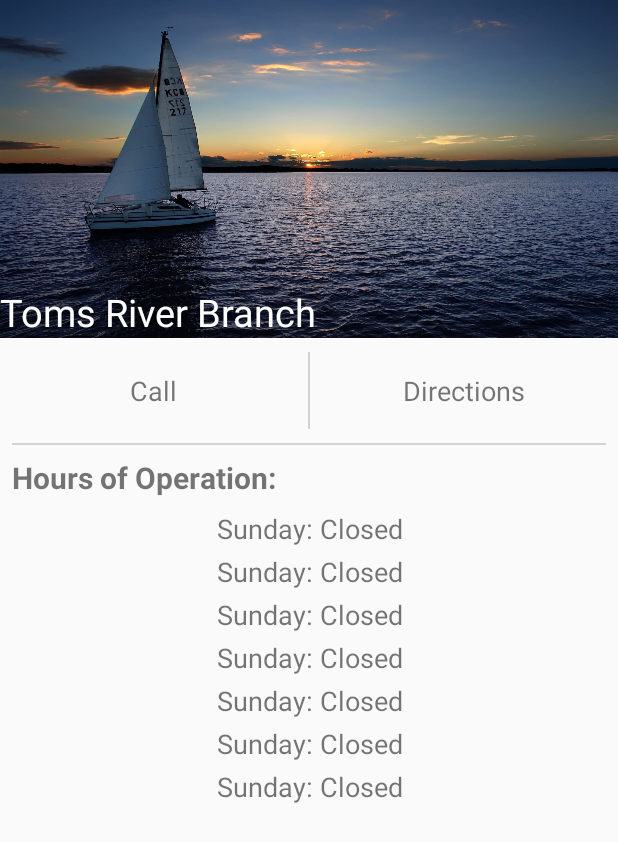
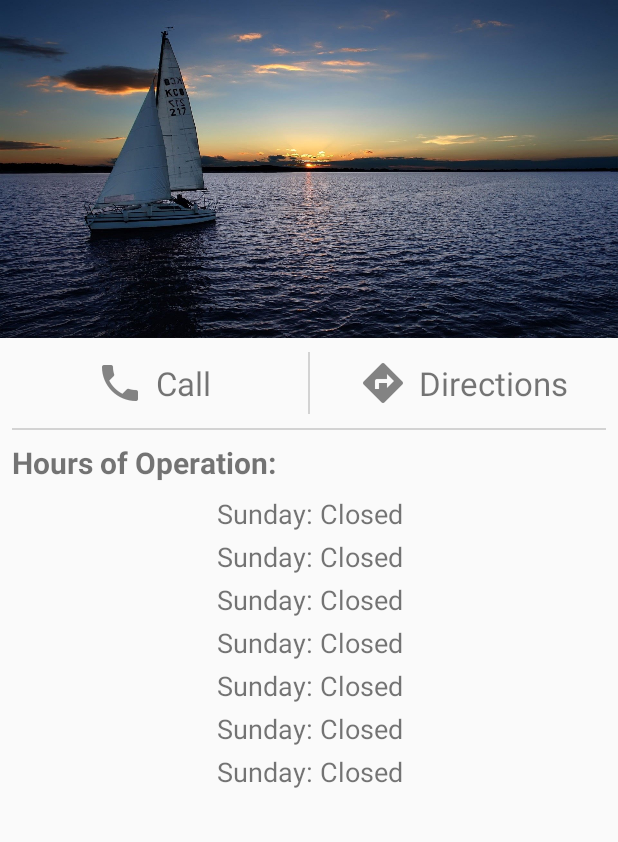
Before and after one commit to gfitz/upgraded-ocean-county-library, an Android app: the layout fragment_library_info.xml on its own in the app's theme, with its tools: preview values and no code run, on a phone screen of 412 x 824 dp. Shown: the top 842 px of the screen. Run offline under Robolectric (Android 15) with nearby library versions, the phone set to English and light mode, and no system bars.

Commit message:
wired up every textview

```diff
--- a/app/src/main/res/layout/fragment_library_info.xml
+++ b/app/src/main/res/layout/fragment_library_info.xml
@@ -5,45 +5,37 @@
               android:layout_height="match_parent"
               android:orientation="vertical">
 
-    <RelativeLayout
+    <ImageView
+        android:id="@+id/library_info_image_view"
         android:layout_width="match_parent"
-        android:layout_height="225dp">
-
-        <ImageView
-            android:id="@+id/library_info_image_view"
-            android:layout_width="match_parent"
-            android:layout_height="match_parent"
-            android:scaleType="fitXY"
-            tools:src="@raw/sailboat"/>
-
-        <TextView
-            android:id="@+id/library_info_text_view"
-            android:layout_width="wrap_content"
-            android:layout_height="wrap_content"
-            android:layout_alignParentBottom="true"
-            android:textColor="@color/white"
-            android:textSize="25sp"
-            tools:text="Toms River Branch"/>
-    </RelativeLayout>
+        android:layout_height="225dp"
+        android:scaleType="fitXY"
+        tools:src="@raw/sailboat"/>
 
     <LinearLayout
         android:layout_width="match_parent"
-        android:layout_height="70dp"
+        android:layout_height="60dp"
         android:orientation="horizontal">
 
-        <FrameLayout
+        <LinearLayout
             android:layout_width="match_parent"
             android:layout_height="match_parent"
+            android:orientation="horizontal"
+            android:gravity="center"
             android:layout_weight="2">
 
             <TextView
+                android:id="@+id/library_info_call_text_view"
                 android:layout_width="wrap_content"
                 android:layout_height="wrap_content"
-                android:layout_gravity="center"
+                android:gravity="center"
                 android:text="@string/call"
-                android:textSize="18sp"/>
+                android:textSize="22sp"
+                android:drawablePadding="8dp"
+                android:drawableLeft="@drawable/phone"
+                android:drawableStart="@drawable/phone"/>
 
-        </FrameLayout>
+        </LinearLayout>
 
         <View
             android:layout_width="1dp"
@@ -52,20 +44,27 @@
             android:layout_marginTop="9dp"
             android:background="@color/color_separator"/>
 
-        <FrameLayout
+        <LinearLayout
             android:layout_width="match_parent"
             android:layout_height="match_parent"
+            android:orientation="horizontal"
+            android:gravity="center"
             android:layout_weight="2">
 
             <TextView
-                android:id="@+id/library_info_direction_text_view"
+                android:id="@+id/library_info_directions_text_view"
                 android:layout_width="wrap_content"
                 android:layout_height="wrap_content"
-                android:layout_gravity="center"
+                android:paddingStart="10dp"
+                android:paddingEnd="10dp"
+                android:gravity="center"
                 android:text="@string/directions"
-                android:textSize="18sp"/>
+                android:textSize="22sp"
+                android:drawablePadding="8dp"
+                android:drawableLeft="@drawable/sign"
+                android:drawableStart="@drawable/sign"/>
 
-        </FrameLayout>
+        </LinearLayout>
 
     </LinearLayout>
 
@@ -87,6 +86,7 @@
         android:textStyle="bold"/>
 
     <TextView
+        android:id="@+id/sunday_hours_text_view"
         android:layout_width="match_parent"
         android:layout_height="wrap_content"
         android:gravity="center"
@@ -95,6 +95,7 @@
         tools:text="Sunday: Closed"/>
 
     <TextView
+        android:id="@+id/monday_hours_text_view"
         android:layout_width="match_parent"
         android:layout_height="wrap_content"
         android:gravity="center"
@@ -103,6 +104,7 @@
         tools:text="Sunday: Closed"/>
 
     <TextView
+        android:id="@+id/tuesday_hours_text_view"
         android:layout_width="match_parent"
         android:layout_height="wrap_content"
         android:gravity="center"
@@ -111,6 +113,7 @@
         tools:text="Sunday: Closed"/>
 
     <TextView
+        android:id="@+id/wednesday_hours_text_view"
         android:layout_width="match_parent"
         android:layout_height="wrap_content"
         android:gravity="center"
@@ -119,6 +122,7 @@
         tools:text="Sunday: Closed"/>
 
     <TextView
+        android:id="@+id/thursday_hours_text_view"
         android:layout_width="match_parent"
         android:layout_height="wrap_content"
         android:gravity="center"
@@ -127,6 +131,7 @@
         tools:text="Sunday: Closed"/>
 
     <TextView
+        android:id="@+id/friday_hours_text_view"
         android:layout_width="match_parent"
         android:layout_height="wrap_content"
         android:gravity="center"
@@ -135,6 +140,7 @@
         tools:text="Sunday: Closed"/>
 
     <TextView
+        android:id="@+id/saturday_hours_text_view"
         android:layout_width="match_parent"
         android:layout_height="wrap_content"
         android:gravity="center"
@@ -143,6 +149,4 @@
         tools:text="Sunday: Closed"/>
 
 
-
-
 </LinearLayout>
```
Also changed, not shown: app/src/main/java/com/sunlightsoftware/android/ocean_county_library/modules/library_info/LibraryInfoFragment.java (+45 -4 lines), app/src/main/res/values/strings.xml (+7 -0 lines), app/src/main/res/drawable-hdpi/phone.png (added), app/src/main/res/drawable-hdpi/sign.png (added), app/src/main/res/drawable-mdpi/phone.png (added), app/src/main/res/drawable-mdpi/sign.png (added), app/src/main/res/drawable-xhdpi/phone.png (added), app/src/main/res/drawable-xhdpi/sign.png (added), app/src/main/res/drawable-xxhdpi/phone.png (added), app/src/main/res/drawable-xxhdpi/sign.png (added).
